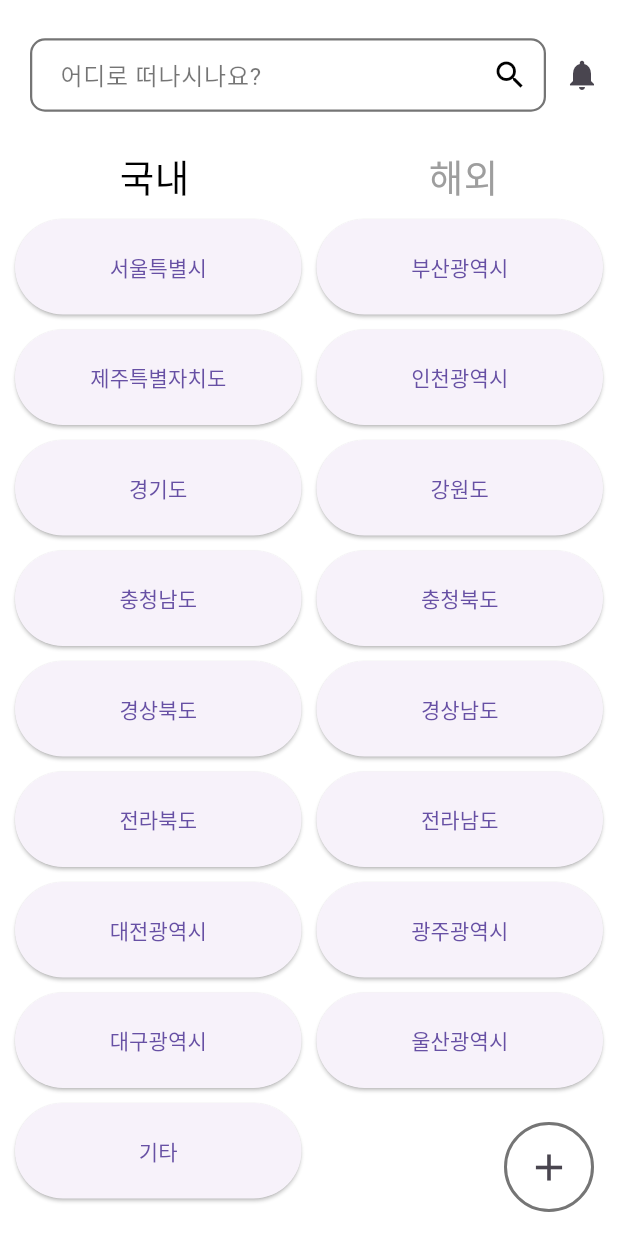
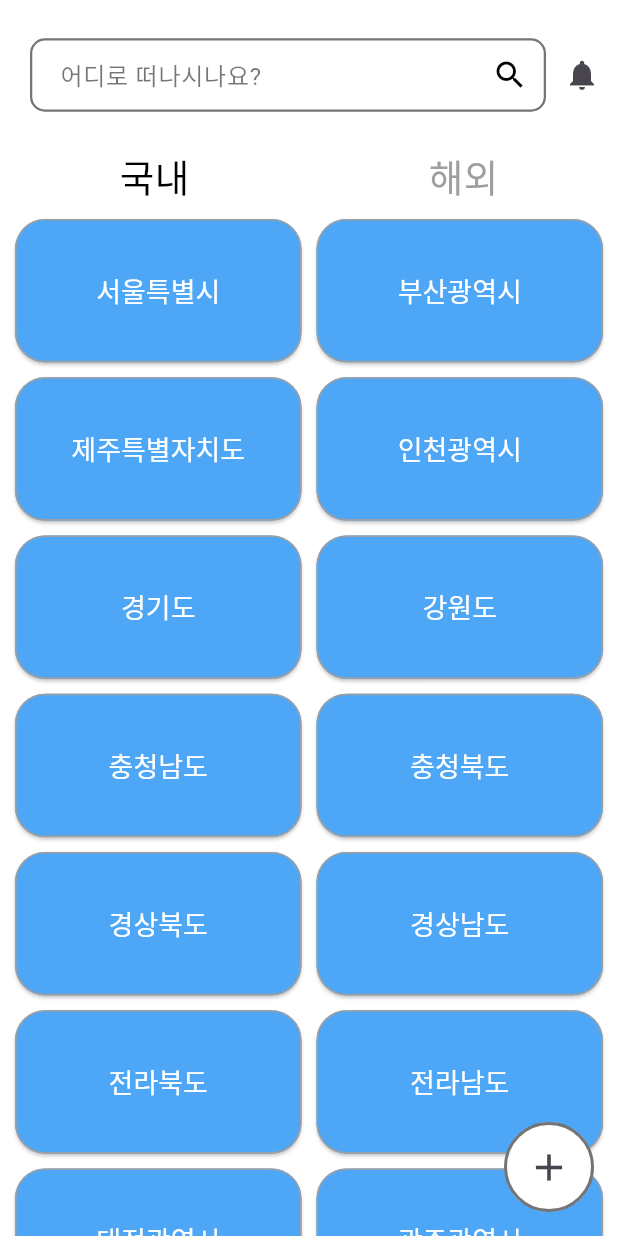
Before and after one commit to huiwon013/HowAboutHere, a Flutter app: the HomeScreen screen opened directly, on a phone screen of 412 x 824 dp. Run offline on Flutter 3.47's test engine with Material 3 defaults, Android fonts, the light colour scheme and no system bars; our stand-ins replace cloud_firestore, firebase_auth, firebase_core, firebase_storage, geocoding, geolocator and 2 more; missing offline and left inert: kakao_flutter_sdk_user; accounts and stored records are empty.

Commit message:
(design) 홈

```diff
--- a/hah/lib/mainpage/home.dart
+++ b/hah/lib/mainpage/home.dart
@@ -183,16 +183,31 @@ class _HomeScreenState extends State<HomeScreen> {
         crossAxisCount: 2,
         mainAxisSpacing: 10.0,
         crossAxisSpacing: 10.0,
-        childAspectRatio: 3,
+        childAspectRatio: 2,
       ),
       itemCount: cities.length,
       itemBuilder: (context, index) {
         return ElevatedButton(
+          style: ElevatedButton.styleFrom(
+            foregroundColor: Colors.white, backgroundColor: Color(0xFF4EA7F6), // 버튼 텍스트 색상
+            shape: RoundedRectangleBorder(
+              borderRadius: BorderRadius.circular(20.0), // 테두리 둥글게 조정
+              side: BorderSide(
+                color: Colors.grey, // 테두리 색상
+                width: 1,         // 테두리 두께
+              ),
+            ),
+            textStyle: const TextStyle(
+              fontSize: 18.0, // 폰트 크기
+              //fontWeight: FontWeight.bold, // (선택 사항) 글꼴 두께
+            ),
+          ),
           onPressed: () {
             Navigator.push(
               context,
               MaterialPageRoute(
                 builder: (context) => AllPostsPage(city: cities[index]),
+
               ),
             );
           },
@@ -201,6 +216,7 @@ class _HomeScreenState extends State<HomeScreen> {
       },
     );
   }
+
 
   // 해외 나라 그리드
   Widget buildCountryGrid() {
@@ -212,11 +228,25 @@ class _HomeScreenState extends State<HomeScreen> {
         crossAxisCount: 2,
         mainAxisSpacing: 10.0,
         crossAxisSpacing: 10.0,
-        childAspectRatio: 3,
+        childAspectRatio: 2,
       ),
       itemCount: countries.length,
       itemBuilder: (context, index) {
         return ElevatedButton(
+          style: ElevatedButton.styleFrom(
+            foregroundColor: Colors.white, backgroundColor: Color(0xFF4EA7F6), // 버튼 텍스트 색상
+            shape: RoundedRectangleBorder(
+              borderRadius: BorderRadius.circular(20.0), // 테두리 둥글게 조정
+              side: BorderSide(
+                color: Colors.grey, // 테두리 색상
+                width: 1,         // 테두리 두께
+              ),
+            ),
+            textStyle: const TextStyle(
+              fontSize: 18.0, // 폰트 크기
+              //fontWeight: FontWeight.bold, // (선택 사항) 글꼴 두께
+            ),
+          ),
           onPressed: () {
             Navigator.push(
               context,
```
